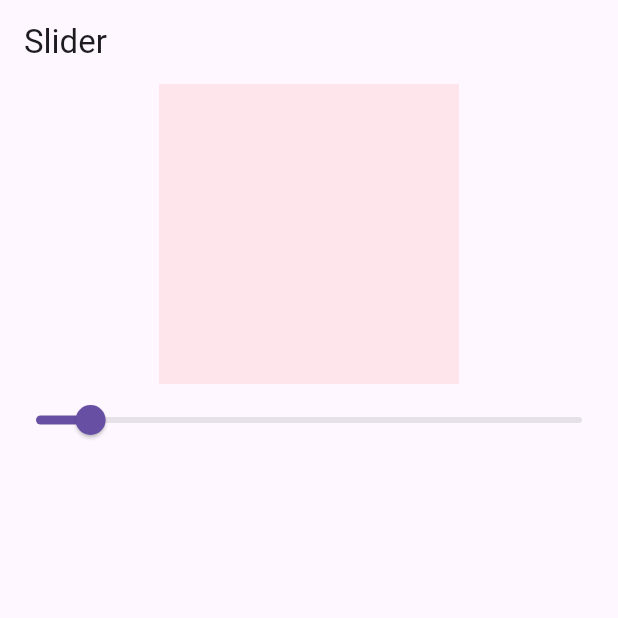
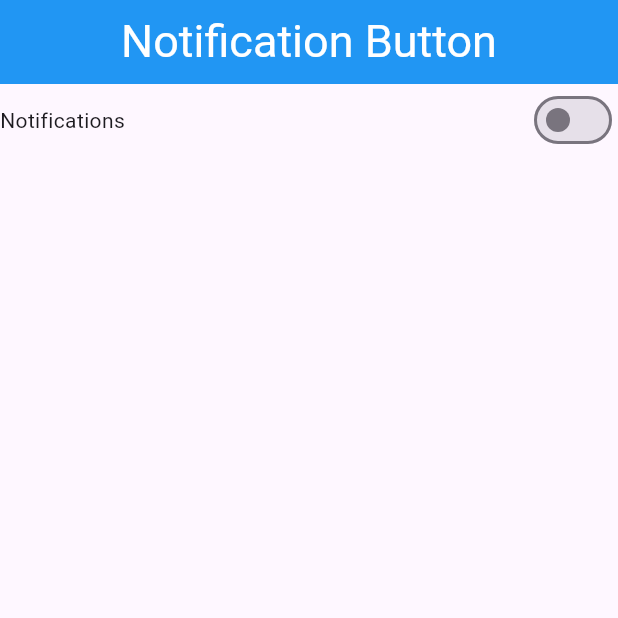
Before and after one commit to bipin24746/getx_learning, a Flutter app: the screen it shows after launch, on a phone screen of 412 x 824 dp, the top half of it. Run offline on Flutter 3.47's test engine with Material 3 defaults, Android fonts, the phone set to English and light mode, and no system bars; our stand-ins replace get; missing offline and left inert: dart:ffi.

Commit message:
third done

```diff
--- /dev/null
+++ b/lib/beginning/project3/thirdGetx.dart
@@ -0,0 +1,8 @@
+import 'package:get/get.dart';
+
+class notifications extends GetxController {
+  RxBool notification = false.obs;
+  changenotification(bool value) {
+    notification.value = value;
+  }
+}
--- /dev/null
+++ b/lib/beginning/project3/thirdHome.dart
@@ -0,0 +1,40 @@
+import 'package:flutter/material.dart';
+import 'package:get/get.dart';
+import 'package:getx_learning/beginning/project3/thirdGetx.dart';
+
+class ThirdHome extends StatefulWidget {
+  const ThirdHome({super.key});
+
+  @override
+  State<ThirdHome> createState() => _ThirdHomeState();
+}
+
+class _ThirdHomeState extends State<ThirdHome> {
+  notifications changenotify = Get.put(notifications());
+  @override
+  Widget build(BuildContext context) {
+    return Scaffold(
+      appBar: AppBar(
+        title: Text(
+          "Notification Button",
+          style: TextStyle(fontSize: 30, color: Colors.white),
+        ),
+        backgroundColor: Colors.blue,
+        centerTitle: true,
+      ),
+      body: Row(
+        mainAxisAlignment: MainAxisAlignment.spaceBetween,
+        children: [
+          Text("Notifications"),
+          Obx(() {
+            return Switch(
+                value: changenotify.notification.value,
+                onChanged: (value) {
+                  changenotify.changenotification(value);
+                });
+          })
+        ],
+      ),
+    );
+  }
+}
--- a/lib/main.dart
+++ b/lib/main.dart
@@ -5,6 +5,7 @@ import 'package:getx_learning/beginning/homescreen.dart';
 import 'package:getx_learning/beginning/homescreenOne.dart';
 import 'package:getx_learning/beginning/navigatingScreens.dart';
 import 'package:getx_learning/beginning/project2/secondHome.dart';
+import 'package:getx_learning/beginning/project3/thirdHome.dart';
 import 'package:getx_learning/beginning/translation/HomePage.dart';
 import 'package:getx_learning/beginning/translation/languages.dart';
 import 'package:getx_learning/startingProject/projectone/homeScreen.dart';
@@ -41,7 +42,7 @@ class MyApp extends StatelessWidget {
       //           ))
       // ],
 
-      home: const SecondHome(),
+      home: const ThirdHome(),
     );
   }
 }
```
